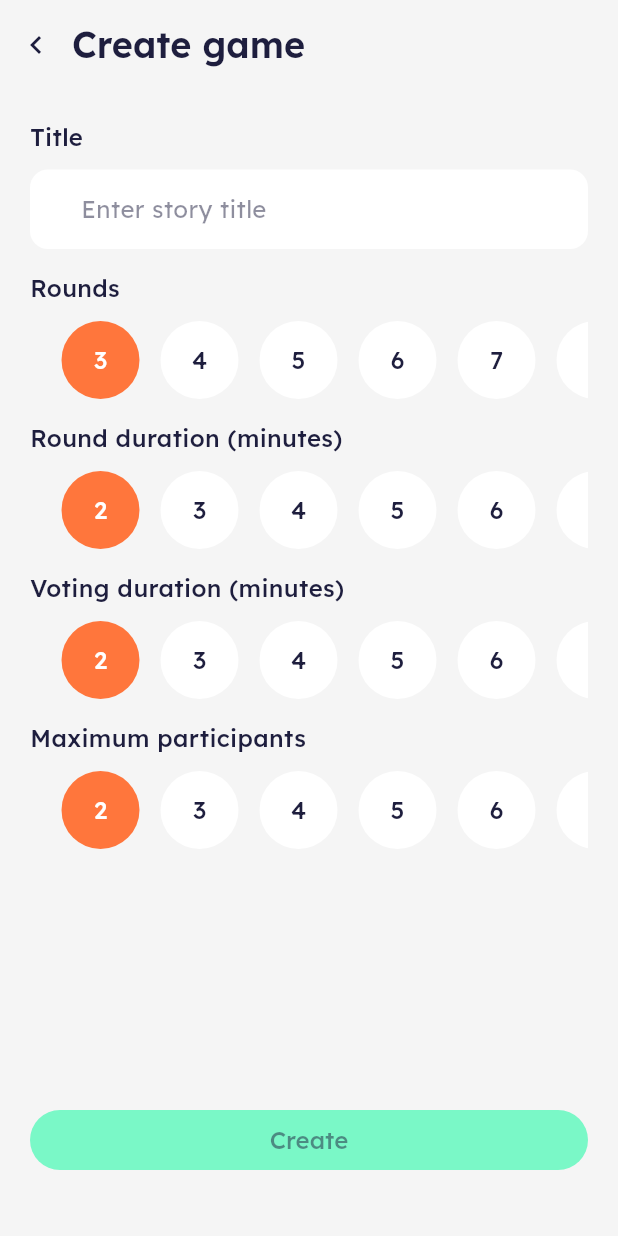
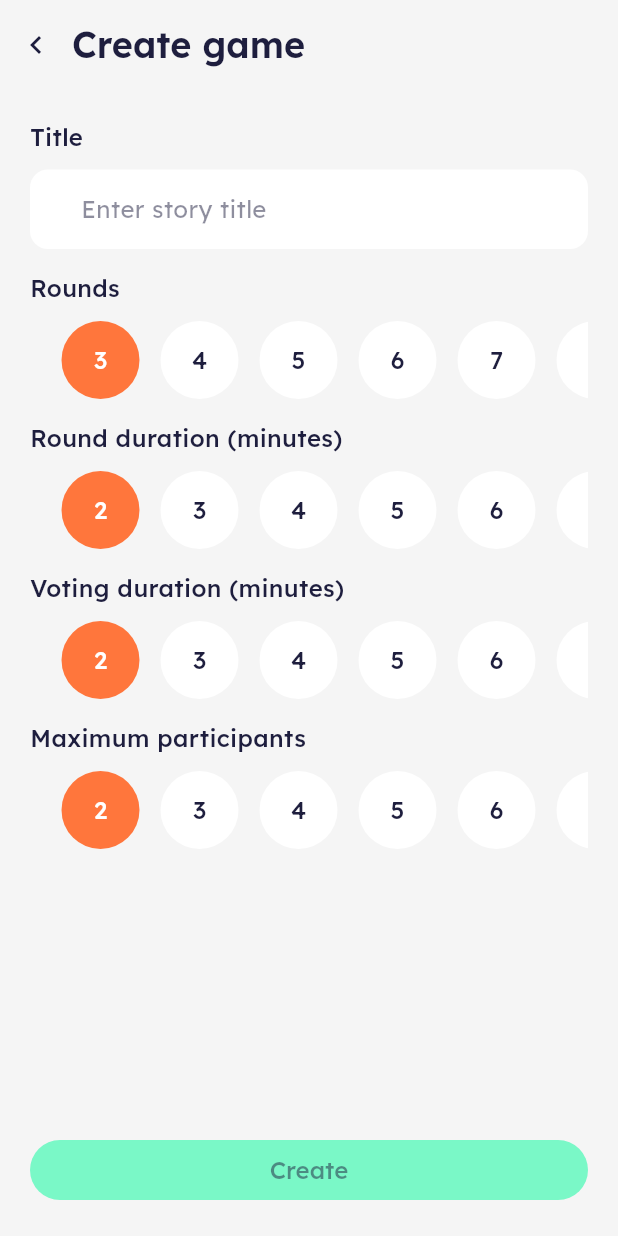
Before and after one commit to JeremyPerezSwift/chronicle_app, a Flutter app: the CreateGamePage screen opened by its route, on a phone screen of 412 x 824 dp. Run offline on Flutter 3.47's test engine with Material 3 defaults, Android fonts, the phone set to English and light mode, and no system bars; our stand-ins replace dio, equatable, firebase_auth, firebase_core, flutter_bloc, flutter_svg and 4 more; accounts and stored records are empty; generated files the repository leaves out were written again.

Commit message:
git add . git commit -m "feat(create_game): make form scrollable and keep create button fixed at bottom"

```diff
--- a/lib/features/create_game/presentation/page/create_game_page.dart
+++ b/lib/features/create_game/presentation/page/create_game_page.dart
@@ -54,26 +54,32 @@ class _CreateGamePageState extends State<CreateGamePage> {
   }
 
   Widget _buildBody(BuildContext context) {
-    return Padding(
+    return Column(
+      children: [
+        Expanded(
+          child: SingleChildScrollView(
             padding: const EdgeInsets.all(20.0),
             child: Column(
               crossAxisAlignment: CrossAxisAlignment.start,
               children: [
-
                 /// Title
                 Padding(
-            padding: EdgeInsets.only(bottom: 15.0),
+                  padding: const EdgeInsets.only(bottom: 15.0),
                   child: Column(
                     crossAxisAlignment: CrossAxisAlignment.start,
                     children: [
-                Text('Title', style: Theme.of(context).textTheme.bodyMedium?.copyWith(fontWeight: FontWeight.w500)),
+                      Text(
+                        'Title',
+                        style: Theme.of(context)
+                            .textTheme
+                            .bodyMedium
+                            ?.copyWith(fontWeight: FontWeight.w500),
+                      ),
                       const SizedBox(height: 10),
                       DefaultTextField(
                         hintText: 'Enter story title',
                         onChanged: (value) {
-                    setState(() {
-                      title = value;
-                    });
+                          setState(() => title = value);
                         },
                         borderRadius: BorderRadius.circular(12),
                       ),
@@ -81,39 +87,37 @@ class _CreateGamePageState extends State<CreateGamePage> {
                   ),
                 ),
 
-          /// Rounds
                 _buildContentNumberPicker(context, 'Rounds', 3, 10, (value) {
-            setState(() {
-              rounds = value;
-            });
+                  setState(() => rounds = value);
                 }),
 
-          /// Round duration (minutes)
-          _buildContentNumberPicker(context, 'Round duration (minutes)', 2, 10, (value) {
-            setState(() {
-              roundDuration = value;
-            });
+                _buildContentNumberPicker(
+                    context, 'Round duration (minutes)', 2, 10, (value) {
+                  setState(() => roundDuration = value);
                 }),
 
-          /// Voting duration (minutes)
-          _buildContentNumberPicker(context, 'Voting duration (minutes)', 2, 10, (value) {
-            setState(() {
-              votingDuration = value;
-            });
+                _buildContentNumberPicker(
+                    context, 'Voting duration (minutes)', 2, 10, (value) {
+                  setState(() => votingDuration = value);
                 }),
 
-          /// Maximum participants
-          _buildContentNumberPicker(context, 'Maximum participants', 2, 10, (value) {
-            setState(() {
-              maximumParticipants = value;
-            });
+                _buildContentNumberPicker(
+                    context, 'Maximum participants', 2, 10, (value) {
+                  setState(() => maximumParticipants = value);
                 }),
 
-          /// Creat Button
-          Spacer(),
+                // ✅ espace pour éviter que le contenu passe sous le bouton
+                const SizedBox(height: 120),
+              ],
+            ),
+          ),
+        ),
 
-          Padding(
-            padding: const EdgeInsets.symmetric(vertical: 20),
+        // ✅ bouton fixe en bas
+        SafeArea(
+          top: false,
+          child: Padding(
+            padding: const EdgeInsets.fromLTRB(20, 0, 20, 20),
             child: DefaultButton(
               text: 'Create',
               onPressed: title.isEmpty ? null : () {},
@@ -121,8 +125,8 @@ class _CreateGamePageState extends State<CreateGamePage> {
               textColor: AppColors.textColor,
             ),
           ),
+        ),
       ],
-      ),
     );
   }
 
```
Lines whose indentation alone changed are shown as unchanged.
